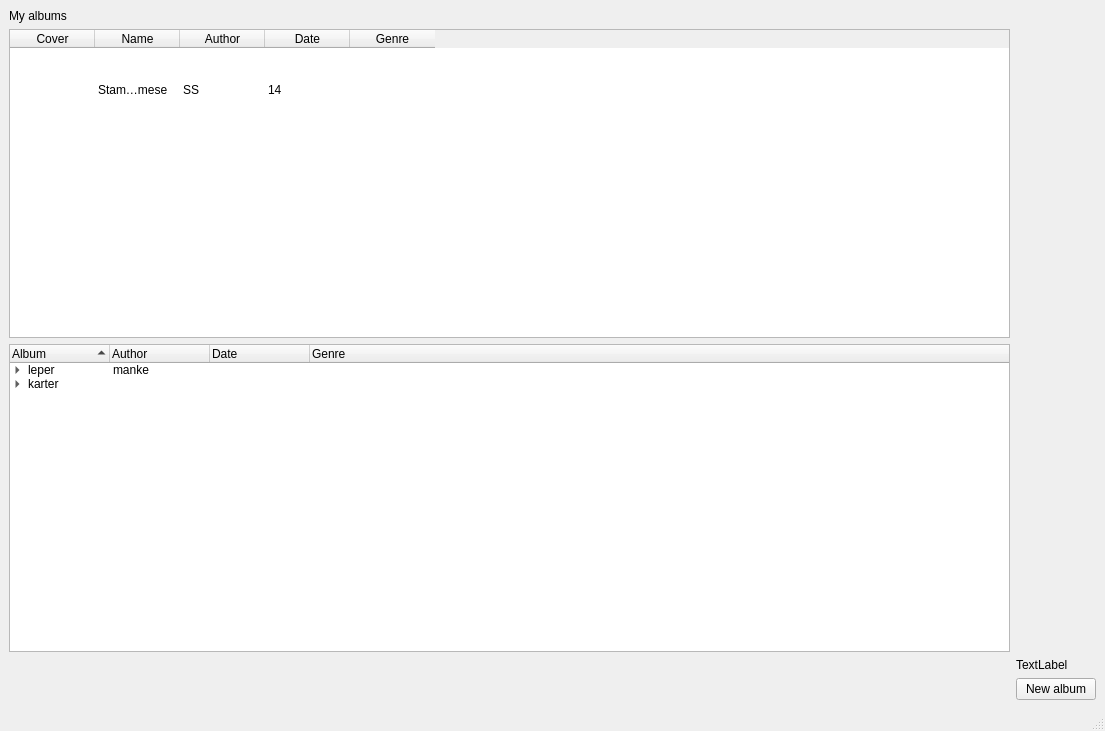
Qt form mainwindow.ui (OndrejMicina/CDdatabase) before a commit.
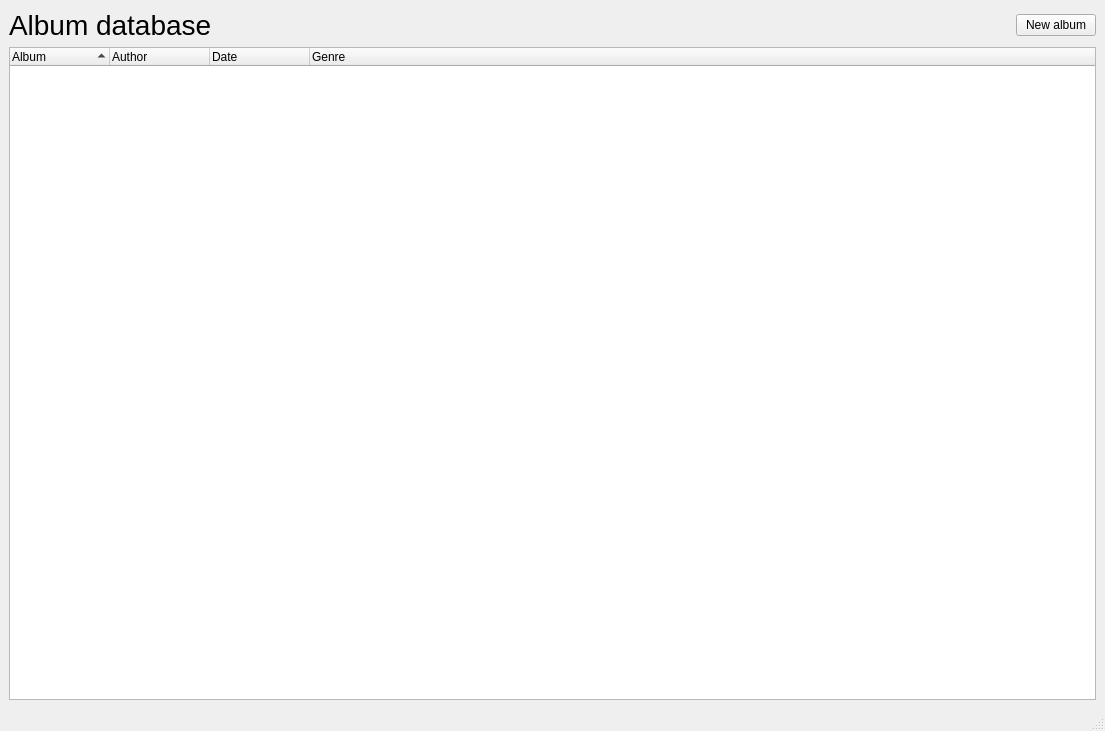
The same form after that commit. Icons and pictures are not drawn.

Commit message: Removed table, added icon for album whithout image

```diff
--- a/mainwindow.ui
+++ b/mainwindow.ui
@@ -15,130 +15,7 @@
   </property>
   <widget class="QWidget" name="centralwidget">
    <layout class="QGridLayout" name="gridLayout">
-    <item row="0" column="0">
-     <widget class="QLabel" name="label">
-      <property name="text">
-       <string>My albums</string>
-      </property>
-     </widget>
-    </item>
-    <item row="3" column="1">
-     <widget class="QLabel" name="label_3">
-      <property name="text">
-       <string>TextLabel</string>
-      </property>
-     </widget>
-    </item>
     <item row="1" column="0">
-     <widget class="QTableWidget" name="albumTable">
-      <property name="enabled">
-       <bool>true</bool>
-      </property>
-      <property name="styleSheet">
-       <string notr="true"/>
-      </property>
-      <property name="iconSize">
-       <size>
-        <width>80</width>
-        <height>80</height>
-       </size>
-      </property>
-      <property name="textElideMode">
-       <enum>Qt::ElideMiddle</enum>
-      </property>
-      <property name="showGrid">
-       <bool>false</bool>
-      </property>
-      <property name="gridStyle">
-       <enum>Qt::SolidLine</enum>
-      </property>
-      <property name="sortingEnabled">
-       <bool>true</bool>
-      </property>
-      <property name="wordWrap">
-       <bool>false</bool>
-      </property>
-      <attribute name="horizontalHeaderVisible">
-       <bool>true</bool>
-      </attribute>
-      <attribute name="horizontalHeaderCascadingSectionResizes">
-       <bool>false</bool>
-      </attribute>
-      <attribute name="horizontalHeaderMinimumSectionSize">
-       <number>85</number>
-      </attribute>
-      <attribute name="horizontalHeaderDefaultSectionSize">
-       <number>85</number>
-      </attribute>
-      <attribute name="horizontalHeaderShowSortIndicator" stdset="0">
-       <bool>true</bool>
-      </attribute>
-      <attribute name="verticalHeaderVisible">
-       <bool>false</bool>
-      </attribute>
-      <attribute name="verticalHeaderMinimumSectionSize">
-       <number>85</number>
-      </attribute>
-      <attribute name="verticalHeaderDefaultSectionSize">
-       <number>85</number>
-      </attribute>
-      <row>
-       <property name="text">
-        <string>New Row</string>
-       </property>
-      </row>
-      <column>
-       <property name="text">
-        <string>Cover</string>
-       </property>
-      </column>
-      <column>
-       <property name="text">
-        <string>Name</string>
-       </property>
-      </column>
-      <column>
-       <property name="text">
-        <string>Author</string>
-       </property>
-      </column>
-      <column>
-       <property name="text">
-        <string>Date</string>
-       </property>
-      </column>
-      <column>
-       <property name="text">
-        <string>Genre</string>
-       </property>
-      </column>
-      <item row="0" column="0">
-       <property name="text">
-        <string/>
-       </property>
-       <property name="icon">
-        <iconset resource="Resources.qrc">
-         <normaloff>:/Images/Images/default_album.png</normaloff>:/Images/Images/default_album.png</iconset>
-       </property>
-      </item>
-      <item row="0" column="1">
-       <property name="text">
-        <string>Stamdrare mese</string>
-       </property>
-      </item>
-      <item row="0" column="2">
-       <property name="text">
-        <string>SS</string>
-       </property>
-      </item>
-      <item row="0" column="3">
-       <property name="text">
-        <string>14</string>
-       </property>
-      </item>
-     </widget>
-    </item>
-    <item row="2" column="0">
      <widget class="QTreeWidget" name="albumTree">
       <property name="dragEnabled">
        <bool>false</bool>
@@ -151,12 +28,12 @@
       </property>
       <property name="iconSize">
        <size>
-        <width>70</width>
-        <height>70</height>
+        <width>80</width>
+        <height>80</height>
        </size>
       </property>
       <property name="indentation">
-       <number>15</number>
+       <number>20</number>
       </property>
       <property name="sortingEnabled">
        <bool>true</bool>
@@ -184,54 +61,36 @@
         <string>Genre</string>
        </property>
       </column>
-      <item>
-       <property name="text">
-        <string>leper</string>
-       </property>
-       <property name="icon">
-        <iconset resource="Resources.qrc">
-         <normaloff>:/Images/Images/default_album.png</normaloff>:/Images/Images/default_album.png</iconset>
-       </property>
-       <property name="text">
-        <string>manke</string>
-       </property>
-       <item>
-        <property name="text">
-         <string>New Item</string>
-        </property>
-       </item>
-       <item>
-        <property name="text">
-         <string>brakter</string>
-        </property>
-        <property name="text">
-         <string/>
-        </property>
-       </item>
-      </item>
-      <item>
-       <property name="text">
-        <string>karter</string>
-       </property>
-       <item>
-        <property name="text">
-         <string>sss</string>
-        </property>
-       </item>
-       <item>
-        <property name="text">
-         <string>safge</string>
-        </property>
-       </item>
-      </item>
      </widget>
     </item>
-    <item row="4" column="1">
-     <widget class="QPushButton" name="newAlbumButton">
-      <property name="text">
-       <string>New album</string>
-      </property>
-     </widget>
+    <item row="0" column="0">
+     <layout class="QHBoxLayout" name="horizontalLayout">
+      <item>
+       <widget class="QLabel" name="label">
+        <property name="sizePolicy">
+         <sizepolicy hsizetype="Expanding" vsizetype="Preferred">
+          <horstretch>0</horstretch>
+          <verstretch>0</verstretch>
+         </sizepolicy>
+        </property>
+        <property name="font">
+         <font>
+          <pointsize>21</pointsize>
+         </font>
+        </property>
+        <property name="text">
+         <string>Album database</string>
+        </property>
+       </widget>
+      </item>
+      <item>
+       <widget class="QPushButton" name="newAlbumButton">
+        <property name="text">
+         <string>New album</string>
+        </property>
+       </widget>
+      </item>
+     </layout>
     </item>
    </layout>
   </widget>
```
Left out of the diff: 14 changed lines with no effect on the pictures. The commit also changes 2 other files.
